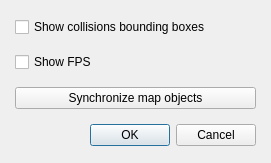
The window that Editor/Dialogs/dialogdebugoptions.ui (RPG-Paper-Maker/RPG-Paper-Maker) describes before a commit, drawn with Qt 5.
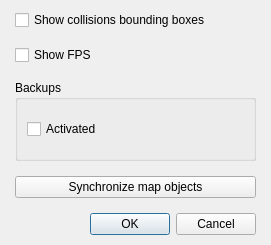
The same window after the commit.

Commit message: Backup option to disable

```diff
--- a/Editor/Dialogs/dialogdebugoptions.ui
+++ b/Editor/Dialogs/dialogdebugoptions.ui
@@ -7,7 +7,7 @@
     <x>0</x>
     <y>0</y>
     <width>271</width>
-    <height>163</height>
+    <height>245</height>
    </rect>
   </property>
   <property name="windowTitle">
@@ -45,6 +45,22 @@
        </property>
       </widget>
      </item>
+     <item>
+      <widget class="QGroupBox" name="groupBoxBackups">
+       <property name="title">
+        <string>Backups</string>
+       </property>
+       <layout class="QGridLayout" name="gridLayout_2">
+        <item row="0" column="0">
+         <widget class="QCheckBox" name="checkBoxBackupsActivated">
+          <property name="text">
+           <string>Activated</string>
+          </property>
+         </widget>
+        </item>
+       </layout>
+      </widget>
+     </item>
      <item>
       <widget class="QPushButton" name="pushButtonSyncMapObjects">
        <property name="text">
```
The commit also changes 10 other files.
